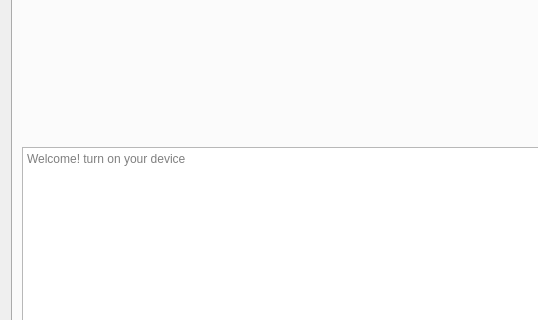
First picture: the form in totalstation_dialog_base.ui, repository enzococca/totalopenstationToQgis_old, before the edit; both pictures show x 0 to 538 and y 307 to 627 of the 725 by 850 pixel window.
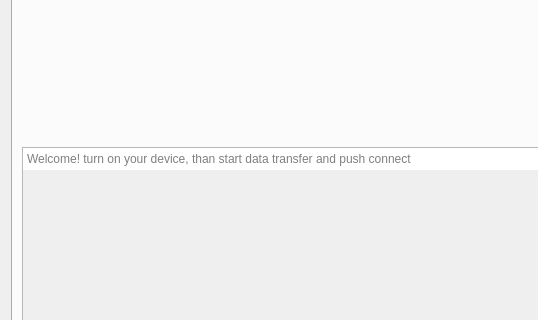
Second picture: the form after the edit. The open tabs and pages were chosen to show the change. Icons and pictures are not drawn. Custom widgets are drawn as their Qt base class.

What changed in the file:
```diff
--- a/totalstation_dialog_base.ui
+++ b/totalstation_dialog_base.ui
@@ -360,19 +360,6 @@
        <item row="2" column="2">
         <widget class="QLineEdit" name="lineEdit_save_raw"/>
        </item>
-       <item row="4" column="0" colspan="4">
-        <widget class="QTextEdit" name="textEdit">
-         <property name="autoFormatting">
-          <set>QTextEdit::AutoAll</set>
-         </property>
-         <property name="readOnly">
-          <bool>true</bool>
-         </property>
-         <property name="placeholderText">
-          <string>Welcome! turn on your device</string>
-         </property>
-        </widget>
-       </item>
        <item row="2" column="3">
         <widget class="QToolButton" name="toolButton_save_raw">
          <property name="text">
@@ -399,6 +386,22 @@
          </property>
         </widget>
        </item>
+       <item row="4" column="0" colspan="4">
+        <widget class="QPlainTextEdit" name="textEdit">
+         <property name="overwriteMode">
+          <bool>true</bool>
+         </property>
+         <property name="backgroundVisible">
+          <bool>true</bool>
+         </property>
+         <property name="centerOnScroll">
+          <bool>true</bool>
+         </property>
+         <property name="placeholderText">
+          <string>Welcome! turn on your device, than start data transfer and push connect</string>
+         </property>
+        </widget>
+       </item>
       </layout>
      </widget>
      <widget class="QWidget" name="ProcessData">
```
Left out of the diff: 2 changed lines with no effect on the pictures.
